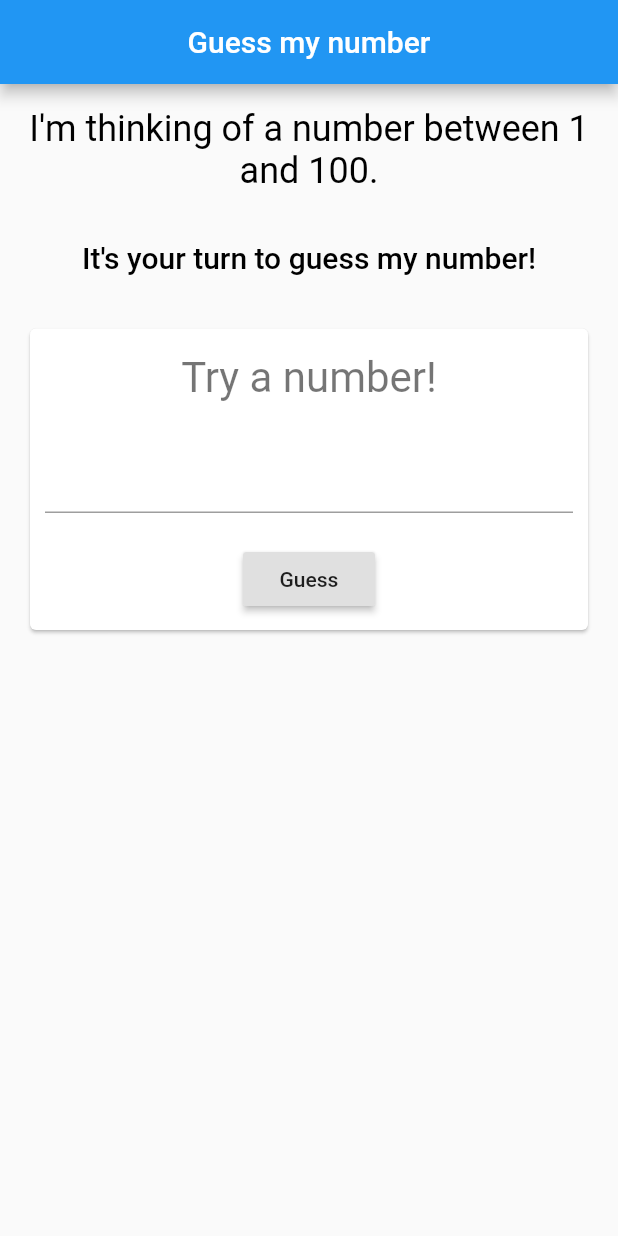
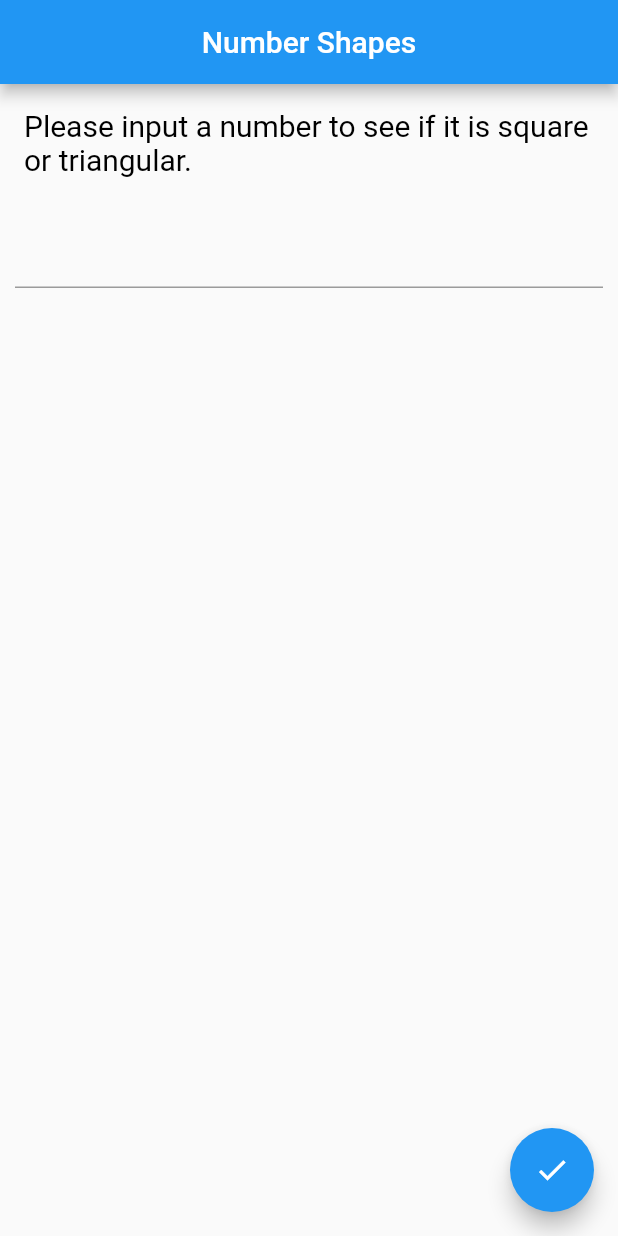
Before and after one commit to elizapavel/flutter_exercises, a Flutter app: the screen it shows after launch, on a phone screen of 412 x 824 dp. Run offline on Flutter 3.47's test engine with Material 2 defaults, Android fonts, the phone set to English and light mode, and no system bars.

Commit message:
Tema 2 - Number Shapes

```diff
--- a/lib/main.dart
+++ b/lib/main.dart
@@ -1,4 +1,4 @@
-import 'src/tema2_guess.dart' as app;
+import 'src/tema2_number.dart' as app;
 
 void main() {
   app.main();
--- a/lib/src/tema2_guess.dart
+++ b/lib/src/tema2_guess.dart
@@ -110,6 +110,7 @@ class _HomePageState extends State<HomePage> {
                         onChanged: (String value) {
                           _triedNumber = value;
                         },
+                        readOnly: _showResetButton,
                       ),
                     ),
                     if (_showResetButton) resetButton() else guessButton()
--- /dev/null
+++ b/lib/src/tema2_number.dart
@@ -0,0 +1,113 @@
+import 'dart:math';
+
+import 'package:flutter/cupertino.dart';
+import 'package:flutter/material.dart';
+import 'package:flutter/services.dart';
+
+void main() {
+  runApp(MyApp());
+}
+
+class MyApp extends StatelessWidget {
+  @override
+  Widget build(BuildContext context) {
+    return MaterialApp(
+      home: HomePage(),
+    );
+  }
+}
+
+class HomePage extends StatefulWidget {
+  @override
+  _HomePageState createState() => _HomePageState();
+}
+
+class _HomePageState extends State<HomePage> {
+  String _insertedNumber = '';
+  String _result = '';
+
+  @override
+  Widget build(BuildContext context) {
+    return Scaffold(
+        appBar: AppBar(
+          title: const Align(
+            child: Text('Number Shapes'),
+          ),
+        ),
+        body: Column(
+          children: <Widget>[
+            const Align(
+              alignment: Alignment.topLeft,
+              child: Padding(
+                padding: EdgeInsets.all(16.0),
+                child: Text(
+                  'Please input a number to see if it is square or triangular.',
+                  style: TextStyle(
+                    fontSize: 20,
+                    color: Colors.black,
+                  ),
+                ),
+              ),
+            ),
+            Padding(
+              padding: const EdgeInsets.all(10.0),
+              child: TextField(
+                keyboardType: const TextInputType.numberWithOptions(
+                    decimal: true, signed: true),
+                inputFormatters: <TextInputFormatter>[
+                  FilteringTextInputFormatter.digitsOnly,
+                ],
+                onChanged: (String value) {
+                  _insertedNumber = value;
+                },
+              ),
+            ),
+          ],
+        ),
+        floatingActionButton: FloatingActionButton(
+          onPressed: () {
+            final int insertedNumber = int.parse(_insertedNumber);
+            final bool isSquareCondition = _isSquare(insertedNumber);
+            final bool isTriangularCondition = _isTriangular(insertedNumber);
+
+            if (isSquareCondition && isTriangularCondition)
+              _result =
+              'Number $_insertedNumber is both SQUARE and TRIANGULAR.';
+            else if (isSquareCondition)
+              _result = 'Number $_insertedNumber is SQUARE.';
+            else if (isTriangularCondition)
+              _result = 'Number $_insertedNumber is TRIANGULAR.';
+            else
+              _result =
+              'Number $_insertedNumber is neither TRIANGULAR or SQUARE.';
+
+            _showDialog();
+          },
+          child: const Icon(
+            Icons.check,
+          ),
+        ),
+    );
+  }
+
+  bool _isSquare(int number) {
+    return number > 0 && sqrt(number) % 1 == 0;
+  }
+
+  bool _isTriangular(int number) {
+    return number > 0 &&
+        num.parse(pow(number, 1 / 3).toStringAsFixed(3)) % 1 == 0;
+  }
+
+  void _showDialog() {
+    showDialog<AlertDialog>(
+      context: context,
+      builder: (BuildContext context) {
+        return AlertDialog(
+          title: Text(_insertedNumber),
+          content: Text(_result),
+        );
+      },
+    );
+  }
+}
```
